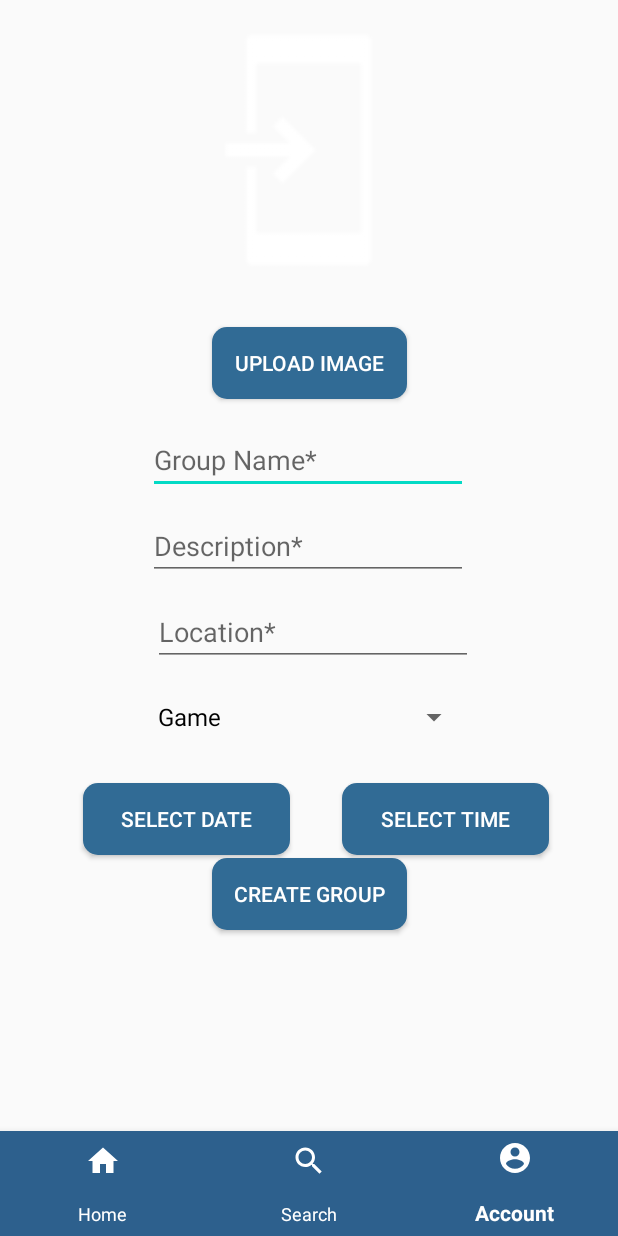
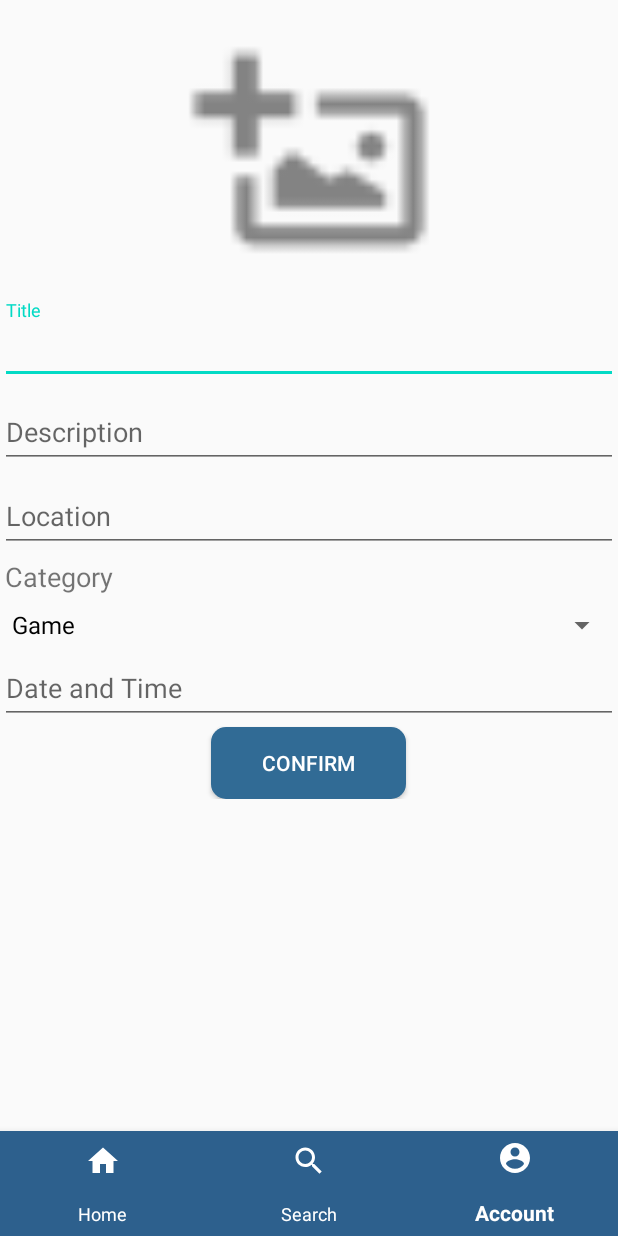
Before and after one commit to rileychin/greet-and-meet, an Android app: the CreateGroup screen opened directly, with no data from a screen before it, on a phone screen of 412 x 824 dp. Run offline under Robolectric (Android 15) with nearby library versions, the phone set to English and light mode, and no system bars; our stand-ins replace Firebase (no records; nobody signed in at launch, a user with empty details on screens opened directly), Picasso.

```diff
--- a/app/src/main/java/com/example/greetmeet_v1/CreateGroup.java
+++ b/app/src/main/java/com/example/greetmeet_v1/CreateGroup.java
@@ -54,8 +54,8 @@ import java.util.HashMap;
 public class CreateGroup extends AppCompatActivity {
     private static final int PICK_IMAGE_REQUEST = 1;
     private ProgressBar mProgressBar;
-    Button createGroup, imgUpload, TimeSelector, DateSelector;
-    EditText groupName, groupDesc, groupLoc;
+    Button createGroup;
+    EditText groupName, groupDesc, groupLoc, DateTimeSelector;
     Spinner categorySpinner;
     ImageView groupPic;
     private Uri mImageUri;
@@ -87,18 +87,20 @@ public class CreateGroup extends AppCompatActivity {
         groupLoc = (EditText) findViewById(R.id.gLoc);
         groupPic = (ImageView) findViewById(R.id.groupPic);
         categorySpinner = (Spinner) findViewById(R.id.categorySpinner);
-        imgUpload = (Button)findViewById(R.id.imgUpload);
+//        imgUpload = (Button)findViewById(R.id.imgUpload);
         mProgressBar = (ProgressBar)findViewById(R.id.progressBar);
         mProgressBar.setVisibility(View.GONE);
-        TimeSelector = (Button) findViewById(R.id.TimeSelector);
-        DateSelector = (Button) findViewById(R.id.DateSelector);
+//        TimeSelector = (Button) findViewById(R.id.TimeSelector);
+//        DateSelector = (Button) findViewById(R.id.DateSelector);
+        DateTimeSelector = (EditText)findViewById(R.id.DateTimeSelector);
         String[] categories = new String[]{"Game", "Tech", "Sports","Education","Recreation","Food","General"};
 
         ArrayAdapter<String> adapter = new ArrayAdapter<>(this, android.R.layout.simple_spinner_dropdown_item, categories);
         categorySpinner.setAdapter(adapter);
         progressDialog = new ProgressDialog(CreateGroup.this);
 
-        DateSelector.setOnClickListener(new View.OnClickListener() {
+        //Date & Time selector combined into 1 selection
+        DateTimeSelector.setOnClickListener(new View.OnClickListener() {
             @Override
             public void onClick(View v) {
                 Calendar calendar = Calendar.getInstance();
@@ -113,21 +115,6 @@ public class CreateGroup extends AppCompatActivity {
                         Month = month;
                         Date = dayOfMonth;
 
-                        Calendar calendar1 = Calendar.getInstance();
-                        calendar1.set(Calendar.YEAR, year);
-                        calendar1.set(Calendar.MONTH,month);
-                        calendar1.set(Calendar.DATE,dayOfMonth);
-                        CharSequence dateformatting = DateFormat.format("EEEE, dd MMM yyyy",calendar1);
-                        DateSelector.setText(dateformatting);
-                    }
-                },year, month,date);
-                datePickerDialog.show();
-            }
-        });
-        TimeSelector.setOnClickListener(new View.OnClickListener() {
-            @Override
-            public void onClick(View v) {
-                Calendar calendar = Calendar.getInstance();
                         int hour = calendar.get(Calendar.HOUR);
                         int minute1 = calendar.get(Calendar.MINUTE);
                         TimePickerDialog timePickerDialog = new TimePickerDialog(CreateGroup.this, new TimePickerDialog.OnTimeSetListener() {
@@ -139,15 +126,72 @@ public class CreateGroup extends AppCompatActivity {
                                 Calendar calendar1 = Calendar.getInstance();
                                 calendar1.set(Calendar.HOUR_OF_DAY, hourOfDay);
                                 calendar1.set(Calendar.MINUTE,minute);
-                        CharSequence charSequence = DateFormat.format("hh:mm a",calendar1);
-                        TimeSelector.setText(charSequence);
+                                calendar1.set(Calendar.YEAR, year);
+                                calendar1.set(Calendar.MONTH,month);
+                                calendar1.set(Calendar.DATE,dayOfMonth);
+                                CharSequence charSequence = DateFormat.format("dd MMM yyyy hh:mm a",calendar1);
+                                DateTimeSelector.setText(charSequence);
                             }
                         },hour, minute1, false);
                         timePickerDialog.show();
                     }
+                },year, month,date);
+                datePickerDialog.show();
+            }
         });
+//
+//        DateSelector.setOnClickListener(new View.OnClickListener() {
+//            @Override
+//            public void onClick(View v) {
+//                Calendar calendar = Calendar.getInstance();
+//                int year = calendar.get(Calendar.YEAR);
+//                int month = calendar.get(Calendar.MONTH);
+//                int date = calendar.get(Calendar.DATE);
+//
+//                DatePickerDialog datePickerDialog = new DatePickerDialog(CreateGroup.this, new DatePickerDialog.OnDateSetListener() {
+//                    @Override
+//                    public void onDateSet(DatePicker datePicker, int year, int month, int dayOfMonth) {
+//                        Year = year;
+//                        Month = month;
+//                        Date = dayOfMonth;
+//
+//
+//
+//                        Calendar calendar1 = Calendar.getInstance();
+//                        calendar1.set(Calendar.YEAR, year);
+//                        calendar1.set(Calendar.MONTH,month);
+//                        calendar1.set(Calendar.DATE,dayOfMonth);
+//                        CharSequence dateformatting = DateFormat.format("EEEE, dd MMM yyyy",calendar1);
+//                        DateSelector.setText(dateformatting);
+//                    }
+//                },year, month,date);
+//                datePickerDialog.show();
+//            }
+//        });
+//        TimeSelector.setOnClickListener(new View.OnClickListener() {
+//            @Override
+//            public void onClick(View v) {
+//                Calendar calendar = Calendar.getInstance();
+//                int hour = calendar.get(Calendar.HOUR);
+//                int minute1 = calendar.get(Calendar.MINUTE);
+//                TimePickerDialog timePickerDialog = new TimePickerDialog(CreateGroup.this, new TimePickerDialog.OnTimeSetListener() {
+//                    @Override
+//                    public void onTimeSet(TimePicker timePicker, int hourOfDay, int minute) {
+//                        Hour = hourOfDay;
+//                        Minute = minute;
+//
+//                        Calendar calendar1 = Calendar.getInstance();
+//                        calendar1.set(Calendar.HOUR_OF_DAY, hourOfDay);
+//                        calendar1.set(Calendar.MINUTE,minute);
+//                        CharSequence charSequence = DateFormat.format("hh:mm a",calendar1);
+//                        TimeSelector.setText(charSequence);
+//                    }
+//                },hour, minute1, false);
+//                timePickerDialog.show();
+//            }
+//        });
 
-        imgUpload.setOnClickListener(new View.OnClickListener() {
+        groupPic.setOnClickListener(new View.OnClickListener() {
             @Override
             public void onClick(View v) {
                 openFileChooser();
@@ -181,9 +225,6 @@ public class CreateGroup extends AppCompatActivity {
                         date_and_time.add(Hour); //index 3 HOUR
                         date_and_time.add(Minute); //index 4 MINUTE
                         group.setDateCreated(date_and_time);
-
-
-                        //Toast.makeText(CreateGroup.this,date_and_time.toString(),Toast.LENGTH_LONG).show();
 
                         UploadImage(groupId,group);
                     }
@@ -240,7 +281,7 @@ public class CreateGroup extends AppCompatActivity {
 
         if(requestCode == PICK_IMAGE_REQUEST && resultCode == RESULT_OK && data != null && data.getData() != null){
             mImageUri = data.getData();
-            Picasso.with(this).load(mImageUri).into(groupPic);
+            Picasso.with(this).load(mImageUri).fit().into(groupPic);
         }
     }
 
--- a/app/src/main/java/com/example/greetmeet_v1/MyProfile.java
+++ b/app/src/main/java/com/example/greetmeet_v1/MyProfile.java
@@ -417,7 +417,6 @@ public class MyProfile extends AppCompatActivity {
         });
 
         //adding groups created to horizontal recycler view
-        Toast.makeText(MyProfile.this,groupsAttendingName.toString(), Toast.LENGTH_LONG).show();
         if (groupRef!=null){
             groupRef.addValueEventListener(new ValueEventListener(){
                 public void onDataChange(@NonNull DataSnapshot dataSnapshot){
--- a/app/src/main/res/layout/activity_create_group.xml
+++ b/app/src/main/res/layout/activity_create_group.xml
@@ -5,79 +5,6 @@
     android:layout_width="match_parent"
     android:layout_height="match_parent"
     tools:context=".CreateGroup">
-
-    <ImageView
-        android:id="@+id/groupPic"
-        android:layout_width="407dp"
-        android:layout_height="200dp"
-        app:layout_constraintEnd_toEndOf="parent"
-        app:layout_constraintStart_toStartOf="parent"
-        app:layout_constraintTop_toTopOf="parent"
-        app:srcCompat="@drawable/common_full_open_on_phone" />
-
-    <EditText
-        android:id="@+id/gName"
-        android:layout_width="wrap_content"
-        android:layout_height="wrap_content"
-        android:layout_marginTop="84dp"
-        android:ems="10"
-        android:hint="Group Name*"
-        android:inputType="textPersonName"
-        app:layout_constraintEnd_toEndOf="parent"
-        app:layout_constraintHorizontal_bias="0.497"
-        app:layout_constraintStart_toStartOf="parent"
-        app:layout_constraintTop_toBottomOf="@+id/groupPic" />
-
-    <Button
-        android:id="@+id/createGroup"
-        android:layout_width="130dp"
-        android:layout_height="wrap_content"
-        android:layout_marginTop="2dp"
-        android:background="@drawable/custom_button"
-        android:text="Create Group"
-        android:textColor="#FFFFFF"
-        android:typeface="normal"
-        app:layout_constraintEnd_toEndOf="parent"
-        app:layout_constraintHorizontal_bias="0.501"
-        app:layout_constraintStart_toStartOf="parent"
-        app:layout_constraintTop_toBottomOf="@+id/TimeSelector" />
-
-    <EditText
-        android:id="@+id/gLoc"
-        android:layout_width="wrap_content"
-        android:layout_height="wrap_content"
-        android:layout_marginTop="12dp"
-        android:ems="10"
-        android:hint="Location*"
-        android:inputType="textPersonName"
-        app:layout_constraintEnd_toEndOf="parent"
-        app:layout_constraintHorizontal_bias="0.512"
-        app:layout_constraintStart_toStartOf="parent"
-        app:layout_constraintTop_toBottomOf="@+id/gDesc" />
-
-    <Spinner
-        android:id="@+id/categorySpinner"
-        android:layout_width="216dp"
-        android:layout_height="0dp"
-        android:layout_marginTop="10dp"
-        android:spinnerMode="dropdown"
-        app:layout_constraintEnd_toEndOf="parent"
-        app:layout_constraintHorizontal_bias="0.497"
-        app:layout_constraintStart_toStartOf="parent"
-        app:layout_constraintTop_toBottomOf="@+id/gLoc" />
-
-    <EditText
-        android:id="@+id/gDesc"
-        android:layout_width="wrap_content"
-        android:layout_height="wrap_content"
-        android:layout_marginTop="12dp"
-        android:ems="10"
-        android:hint="Description*"
-        android:inputType="textPersonName"
-        app:layout_constraintEnd_toEndOf="parent"
-        app:layout_constraintHorizontal_bias="0.497"
-        app:layout_constraintStart_toStartOf="parent"
-        app:layout_constraintTop_toBottomOf="@+id/gName" />
 
     <com.google.android.material.bottomnavigation.BottomNavigationView
         android:id="@+id/navigation"
@@ -92,57 +19,136 @@
         app:layout_constraintVertical_bias="1.0"
         app:menu="@menu/nav_menu" />
 
-    <Button
-        android:id="@+id/imgUpload"
-        android:layout_width="130dp"
-        android:layout_height="wrap_content"
-        android:text="Upload Image"
-        android:textColor="#FFFFFF"
-        android:background="@drawable/custom_button"
-        android:typeface="normal"
-        app:layout_constraintBottom_toTopOf="@+id/gName"
-        app:layout_constraintEnd_toEndOf="parent"
-        app:layout_constraintStart_toStartOf="parent"
-        app:layout_constraintTop_toBottomOf="@+id/groupPic" />
-
     <ProgressBar
         android:id="@+id/progressBar"
-        style="?android:attr/progressBarStyleHorizontal"
-        android:layout_width="408dp"
-        android:layout_height="36dp"
-        app:layout_constraintBottom_toTopOf="@+id/navigation"
-        app:layout_constraintEnd_toEndOf="parent"
-        app:layout_constraintStart_toStartOf="parent" />
+        android:layout_width="match_parent"
+        android:layout_height="200dp"
+        android:layout_gravity="center"
+        app:layout_constraintBottom_toTopOf="@id/navigation"
+        app:layout_constraintTop_toTopOf="parent"
+        app:layout_constraintVertical_bias="0.0"
+        app:layout_constraintHorizontal_bias="0.0"/>
 
-    <Button
-        android:id="@+id/TimeSelector"
-        android:layout_width="138dp"
-        android:layout_height="48dp"
-        android:text="Select Time"
-        android:textColor="#FFFFFF"
-        android:background="@drawable/custom_button"
-        android:typeface="normal"
-        app:layout_constraintBottom_toBottomOf="parent"
-        app:layout_constraintEnd_toEndOf="parent"
-        app:layout_constraintHorizontal_bias="0.831"
-        app:layout_constraintStart_toStartOf="parent"
-        app:layout_constraintTop_toBottomOf="@+id/categorySpinner"
-        app:layout_constraintVertical_bias="0.074" />
+    <ScrollView
+        android:layout_width="match_parent"
+        android:layout_height="wrap_content"
+        app:layout_constraintBottom_toTopOf="@id/navigation"
+        app:layout_constraintTop_toTopOf="parent"
+        app:layout_constraintVertical_bias="0.0"
+        app:layout_constraintHorizontal_bias="0.0">
 
-    <Button
-        android:id="@+id/DateSelector"
-        android:layout_width="138dp"
-        android:layout_height="48dp"
-        android:text="Select Date"
-        android:textColor="#FFFFFF"
-        android:background="@drawable/custom_button"
-        android:typeface="normal"
-        app:layout_constraintBottom_toBottomOf="parent"
-        app:layout_constraintEnd_toEndOf="parent"
-        app:layout_constraintHorizontal_bias="0.201"
-        app:layout_constraintStart_toStartOf="parent"
-        app:layout_constraintTop_toBottomOf="@+id/categorySpinner"
-        app:layout_constraintVertical_bias="0.074" />
+        <LinearLayout
+            android:layout_width="match_parent"
+            android:layout_height="wrap_content"
+            android:orientation="vertical">
+
+
+            <ImageView
+                android:id="@+id/groupPic"
+                android:layout_width="match_parent"
+                android:layout_height="200dp"
+                android:layout_gravity="center"
+                app:layout_constraintEnd_toEndOf="parent"
+                app:layout_constraintStart_toStartOf="parent"
+                app:layout_constraintTop_toTopOf="parent"
+                android:src="@drawable/ic_action_name"/>
+
+            <com.google.android.material.textfield.TextInputLayout
+                android:layout_width="match_parent"
+                android:layout_height="wrap_content"
+                app:hintAnimationEnabled="false"
+                tools:layout_editor_absoluteX="-30dp"
+                tools:layout_editor_absoluteY="139dp">
+
+                <com.google.android.material.textfield.TextInputEditText
+                    android:id="@+id/gName"
+                    android:layout_width="match_parent"
+                    android:layout_height="wrap_content"
+                    android:hint="Title" />
+            </com.google.android.material.textfield.TextInputLayout>
+
+
+            <com.google.android.material.textfield.TextInputLayout
+                android:layout_width="match_parent"
+                android:layout_height="wrap_content"
+                app:hintAnimationEnabled="false"
+                tools:layout_editor_absoluteX="-30dp"
+                tools:layout_editor_absoluteY="139dp"
+                >
+
+                <com.google.android.material.textfield.TextInputEditText
+                    android:id="@+id/gDesc"
+                    android:layout_width="match_parent"
+                    android:layout_height="wrap_content"
+                    android:hint="Description"
+                    android:inputType="textMultiLine"/>
+            </com.google.android.material.textfield.TextInputLayout>
+
+
+            <com.google.android.material.textfield.TextInputLayout
+                android:layout_width="match_parent"
+                android:layout_height="wrap_content"
+                app:hintAnimationEnabled="false"
+                tools:layout_editor_absoluteX="-30dp"
+                tools:layout_editor_absoluteY="139dp">
+
+                <com.google.android.material.textfield.TextInputEditText
+                    android:id="@+id/gLoc"
+                    android:layout_width="match_parent"
+                    android:layout_height="wrap_content"
+                    android:hint="Location" />
+            </com.google.android.material.textfield.TextInputLayout>
+
+            <TextView
+                android:layout_width="match_parent"
+                android:layout_height="wrap_content"
+                android:text="Category"
+                android:layout_marginLeft="3dp"
+                android:textSize="18sp"
+                android:layout_marginTop="4dp"/>
+
+            <Spinner
+                android:id="@+id/categorySpinner"
+                android:layout_width="match_parent"
+                android:layout_height="20dp"
+                android:layout_marginTop="10dp"
+                android:spinnerMode="dropdown"
+                app:layout_constraintEnd_toEndOf="parent"
+                app:layout_constraintHorizontal_bias="0.497"
+                app:layout_constraintStart_toStartOf="parent" />
+
+            <com.google.android.material.textfield.TextInputLayout
+                android:layout_width="match_parent"
+                android:layout_height="wrap_content"
+                app:hintAnimationEnabled="false"
+                tools:layout_editor_absoluteX="-30dp"
+                tools:layout_editor_absoluteY="139dp"
+                android:focusable="false">
+
+                <com.google.android.material.textfield.TextInputEditText
+                    android:id="@+id/DateTimeSelector"
+                    android:layout_width="match_parent"
+                    android:layout_height="wrap_content"
+                    android:hint="Date and Time"
+                    android:focusable="false"/>
+            </com.google.android.material.textfield.TextInputLayout>
+
+            <Button
+                android:id="@+id/createGroup"
+                android:layout_width="130dp"
+                android:layout_height="wrap_content"
+                android:layout_marginTop="2dp"
+                android:background="@drawable/custom_button"
+                android:text="Confirm"
+                android:textColor="#FFFFFF"
+                android:typeface="normal"
+                android:layout_gravity="center"
+                app:layout_constraintEnd_toEndOf="parent"
+                app:layout_constraintHorizontal_bias="0.501"
+                app:layout_constraintStart_toStartOf="parent" />
+        </LinearLayout>
+    </ScrollView>
+
 
 
 </androidx.constraintlayout.widget.ConstraintLayout>
```
Also changed, not shown: app/src/main/res/layout/activity_create_group_datetime.xml (+47 -99 lines), app/src/main/res/layout/activity_create_group_spare.xml (added, +65 -0 lines), app/src/main/res/drawable-hdpi/ic_action_name.png (added), app/src/main/res/drawable-mdpi/ic_action_name.png (added), app/src/main/res/drawable-xhdpi/ic_action_name.png (added), app/src/main/res/drawable-xxhdpi/ic_action_name.png (added), app/src/main/res/drawable-xxxhdpi/ic_action_name.png (added). Lines whose indentation alone changed are shown as unchanged.
